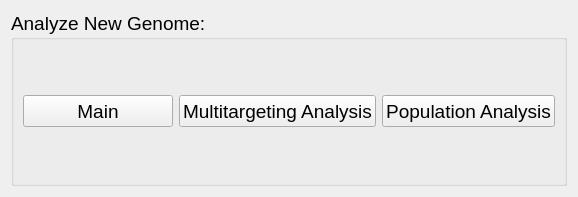
The window that newgenomenavigatepage.ui (TrinhLab/CASPERapp) describes before a commit, drawn with Qt 5.
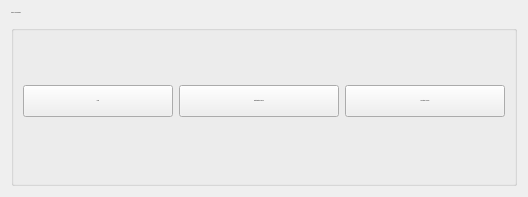
The same window after the commit.

Commit message: making UI use pixel count for font sizes rather than point size to keep it from scaling from windows scaling

```diff
--- a/newgenomenavigatepage.ui
+++ b/newgenomenavigatepage.ui
@@ -7,18 +7,24 @@
     <x>0</x>
     <y>0</y>
     <width>530</width>
-    <height>186</height>
+    <height>193</height>
    </rect>
   </property>
   <property name="font">
    <font>
     <family>Arial</family>
-    <pointsize>14</pointsize>
+    <pointsize>1</pointsize>
+    <weight>50</weight>
+    <italic>false</italic>
+    <bold>false</bold>
    </font>
   </property>
   <property name="windowTitle">
    <string/>
   </property>
+  <property name="styleSheet">
+   <string notr="true">font: 16px 'Arial';</string>
+  </property>
   <layout class="QGridLayout" name="gridLayout_2">
    <property name="sizeConstraint">
     <enum>QLayout::SetFixedSize</enum>
```
The commit also changes 34 other files.
